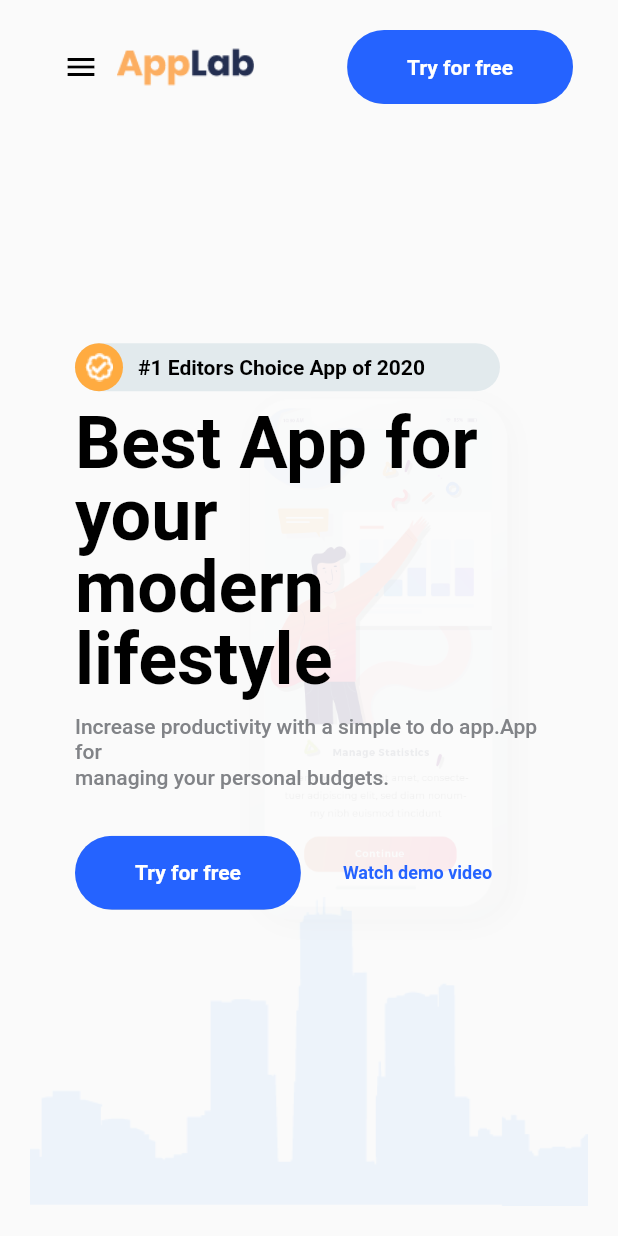
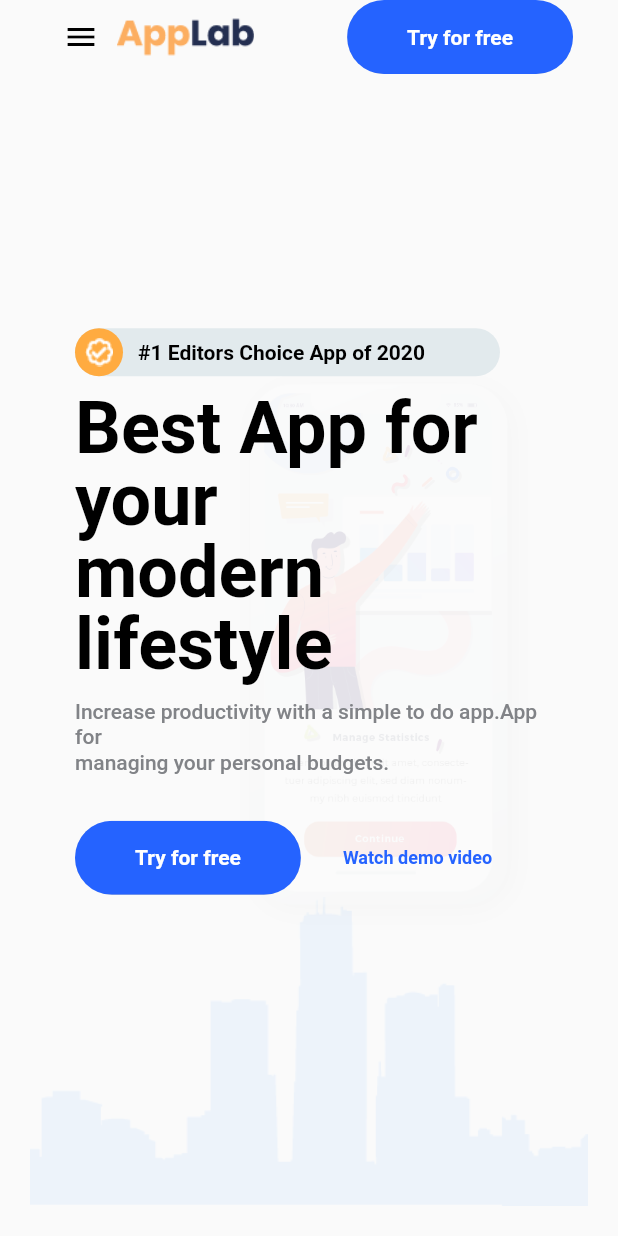
Before and after one commit to jeremy02/app_landing_page, a Flutter app: the screen it shows after launch, on a phone screen of 412 x 824 dp. Run offline on Flutter 3.47's test engine with Material 2 defaults, Android fonts, the phone set to English and light mode, and no system bars; our stand-ins replace get.

Commit message:
working in mobile apps working

```diff
--- a/lib/home_screen.dart
+++ b/lib/home_screen.dart
@@ -21,7 +21,8 @@ class HomeScreen extends StatelessWidget {
 
     return Scaffold(
       key: _controller.scaffoldkey,
-      body: Responsive(
+      body: SafeArea(
+        child: Responsive(
           mobile: SingleChildScrollView(
             child: Column(
               children: [
@@ -98,6 +99,7 @@ class HomeScreen extends StatelessWidget {
             ),
           ),
         ),
+      ),
     );
   }
 }
--- a/lib/sections/top_section/top_section.dart
+++ b/lib/sections/top_section/top_section.dart
@@ -18,7 +18,10 @@ class TopSection extends StatelessWidget {
         color: Colors.transparent,
       ),
       child: Padding(
-        padding: EdgeInsets.all(
+        padding: EdgeInsets.fromLTRB(
+          kDefaultPadding,
+          Responsive.isMobile(context) ? 0: kDefaultPadding, // top padding for mobile to be Zero
+          kDefaultPadding,
           kDefaultPadding,
         ),
         child: Stack(
```
Also changed, not shown: lib/main.dart (+9 -0 lines). Lines whose indentation alone changed are shown as unchanged.
